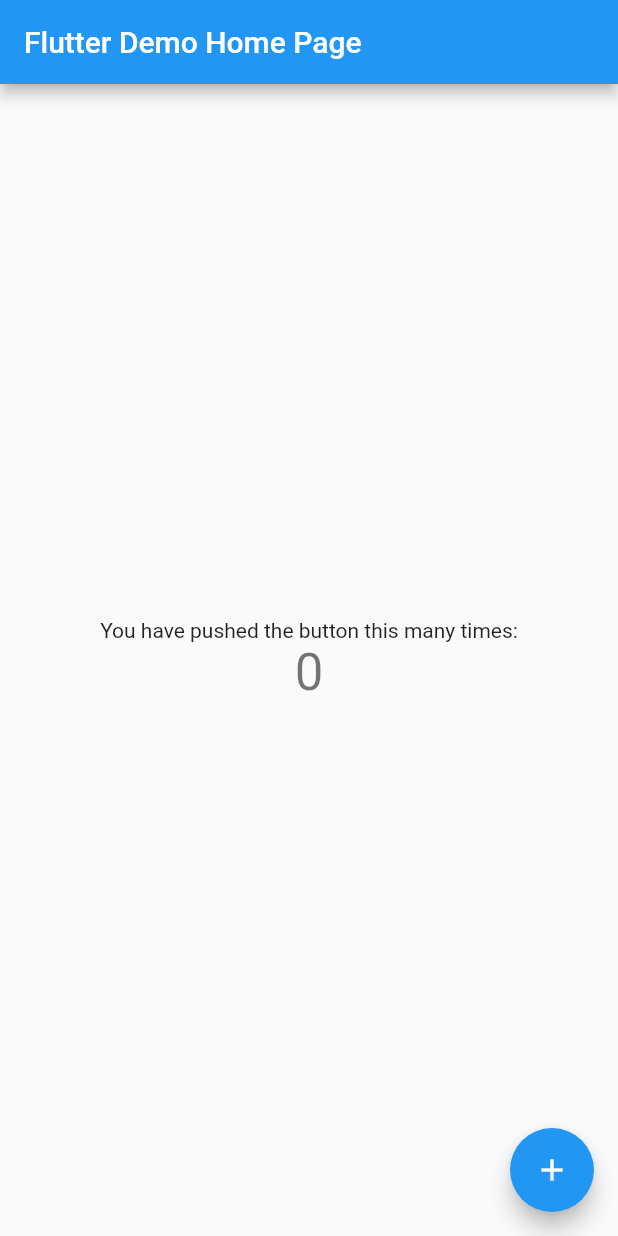
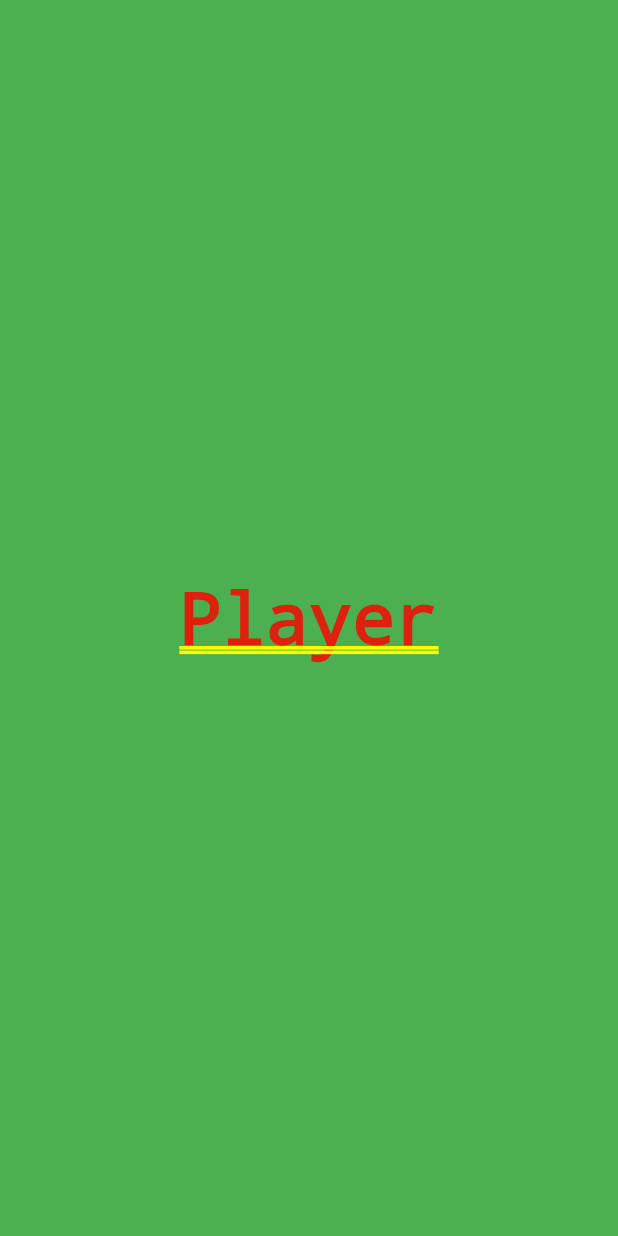
Before and after one commit to evernetica/radio_player, a Flutter app: the screen it shows after launch, on a phone screen of 412 x 824 dp. Run offline on Flutter 3.47's test engine with Material 2 defaults, Android fonts, the phone set to English and light mode, and no system bars; our stand-ins replace equatable, flutter_bloc.

Commit message:
added base navigation

```diff
--- /dev/null
+++ b/lib/app/app_root.dart
@@ -0,0 +1,32 @@
+import 'package:flutter/material.dart';
+import 'package:flutter_bloc/flutter_bloc.dart';
+import 'package:radio_player/app/router/cubit/router_cubit.dart';
+import 'package:radio_player/app/router/cubit/router_state.dart';
+import 'package:radio_player/app/router/router_root_delegate.dart';
+
+class AppRoot extends StatelessWidget {
+  AppRoot({Key? key}) : super(key: key);
+
+  final GlobalKey<NavigatorState> navigatorKey = GlobalKey<NavigatorState>();
+
+  @override
+  Widget build(BuildContext context) {
+    return BlocProvider(
+      create: (context) => RouterCubit(),
+      child: MaterialApp(
+        debugShowCheckedModeBanner: false,
+        home: SafeArea(
+          child: BlocBuilder<RouterCubit, RouterState>(
+            builder: (context, state) => Router(
+              routerDelegate: RouterRootDelegate(
+                navigatorKey,
+                context.read<RouterCubit>(),
+              ),
+              backButtonDispatcher: RootBackButtonDispatcher(),
+            ),
+          ),
+        ),
+      ),
+    );
+  }
+}
--- /dev/null
+++ b/lib/app/router/cubit/router_cubit.dart
@@ -0,0 +1,14 @@
+import 'package:flutter_bloc/flutter_bloc.dart';
+import 'package:radio_player/app/router/cubit/router_state.dart';
+
+class RouterCubit extends Cubit<RouterState> {
+  RouterCubit() : super(const RouterStateSplashScreen()) {
+    startApp();
+  }
+
+  void startApp() async {
+    await Future.delayed(const Duration(milliseconds: 1500));
+
+    emit(const RouterStatePlayerScreen());
+  }
+}
--- /dev/null
+++ b/lib/app/router/cubit/router_state.dart
@@ -0,0 +1,22 @@
+import 'package:equatable/equatable.dart';
+
+abstract class RouterState extends Equatable {
+  const RouterState();
+
+  @override
+  List<Object?> get props => [];
+}
+
+class RouterStateSplashScreen extends RouterState {
+  const RouterStateSplashScreen();
+
+  @override
+  List<Object?> get props => [];
+}
+
+class RouterStatePlayerScreen extends RouterState {
+  const RouterStatePlayerScreen();
+
+  @override
+  List<Object?> get props => [];
+}
--- /dev/null
+++ b/lib/app/scene/player/screen_player.dart
@@ -0,0 +1,17 @@
+import 'package:flutter/material.dart';
+
+class ScreenPlayer extends StatelessWidget {
+  const ScreenPlayer({
+    Key? key,
+  }) : super(key: key);
+
+  @override
+  Widget build(BuildContext context) {
+    return Container(
+      color: Colors.green,
+      child: const Center(
+        child: Text("Player"),
+      ),
+    );
+  }
+}
--- a/lib/main.dart
+++ b/lib/main.dart
@@ -1,115 +1,6 @@
 import 'package:flutter/material.dart';
+import 'package:radio_player/app/app_root.dart';
 
 void main() {
-  runApp(const MyApp());
+  runApp(AppRoot());
 }
-
-class MyApp extends StatelessWidget {
-  const MyApp({Key? key}) : super(key: key);
-
-  // This widget is the root of your application.
-  @override
-  Widget build(BuildContext context) {
-    return MaterialApp(
-      title: 'Flutter Demo',
-      theme: ThemeData(
-        // This is the theme of your application.
-        //
-        // Try running your application with "flutter run". You'll see the
-        // application has a blue toolbar. Then, without quitting the app, try
-        // changing the primarySwatch below to Colors.green and then invoke
-        // "hot reload" (press "r" in the console where you ran "flutter run",
-        // or simply save your changes to "hot reload" in a Flutter IDE).
-        // Notice that the counter didn't reset back to zero; the application
-        // is not restarted.
-        primarySwatch: Colors.blue,
-      ),
-      home: const MyHomePage(title: 'Flutter Demo Home Page'),
-    );
-  }
-}
-
-class MyHomePage extends StatefulWidget {
-  const MyHomePage({Key? key, required this.title}) : super(key: key);
-
-  // This widget is the home page of your application. It is stateful, meaning
-  // that it has a State object (defined below) that contains fields that affect
-  // how it looks.
-
-  // This class is the configuration for the state. It holds the values (in this
-  // case the title) provided by the parent (in this case the App widget) and
-  // used by the build method of the State. Fields in a Widget subclass are
-  // always marked "final".
-
-  final String title;
-
-  @override
-  State<MyHomePage> createState() => _MyHomePageState();
-}
-
-class _MyHomePageState extends State<MyHomePage> {
-  int _counter = 0;
-
-  void _incrementCounter() {
-    setState(() {
-      // This call to setState tells the Flutter framework that something has
-      // changed in this State, which causes it to rerun the build method below
-      // so that the display can reflect the updated values. If we changed
-      // _counter without calling setState(), then the build method would not be
-      // called again, and so nothing would appear to happen.
-      _counter++;
-    });
-  }
-
-  @override
-  Widget build(BuildContext context) {
-    // This method is rerun every time setState is called, for instance as done
-    // by the _incrementCounter method above.
-    //
-    // The Flutter framework has been optimized to make rerunning build methods
-    // fast, so that you can just rebuild anything that needs updating rather
-    // than having to individually change instances of widgets.
-    return Scaffold(
-      appBar: AppBar(
-        // Here we take the value from the MyHomePage object that was created by
-        // the App.build method, and use it to set our appbar title.
-        title: Text(widget.title),
-      ),
-      body: Center(
-        // Center is a layout widget. It takes a single child and positions it
-        // in the middle of the parent.
-        child: Column(
-          // Column is also a layout widget. It takes a list of children and
-          // arranges them vertically. By default, it sizes itself to fit its
-          // children horizontally, and tries to be as tall as its parent.
-          //
-          // Invoke "debug painting" (press "p" in the console, choose the
-          // "Toggle Debug Paint" action from the Flutter Inspector in Android
-          // Studio, or the "Toggle Debug Paint" command in Visual Studio Code)
-          // to see the wireframe for each widget.
-          //
-          // Column has various properties to control how it sizes itself and
-          // how it positions its children. Here we use mainAxisAlignment to
-          // center the children vertically; the main axis here is the vertical
-          // axis because Columns are vertical (the cross axis would be
-          // horizontal).
-          mainAxisAlignment: MainAxisAlignment.center,
-          children: <Widget>[
-            const Text(
-              'You have pushed the button this many times:',
-            ),
-            Text(
-              '$_counter',
-              style: Theme.of(context).textTheme.headline4,
-            ),
-          ],
-        ),
-      ),
-      floatingActionButton: FloatingActionButton(
-        onPressed: _incrementCounter,
-        tooltip: 'Increment',
-        child: const Icon(Icons.add),
-      ), // This trailing comma makes auto-formatting nicer for build methods.
-    );
-  }
-}
--- a/pubspec.yaml
+++ b/pubspec.yaml
@@ -27,6 +27,8 @@ environment:
 # the latest version available on pub.dev. To see which dependencies have newer
 # versions available, run `flutter pub outdated`.
 dependencies:
+  equatable: ^2.0.3
+  flutter_bloc: ^8.0.1
   flutter:
     sdk: flutter
 
```
Also changed, not shown: lib/app/router/router_root_delegate.dart (added, +57 -0 lines), lib/app/scene/splash/screen_splash.dart (added, +17 -0 lines), pubspec.lock, 1 other file.
